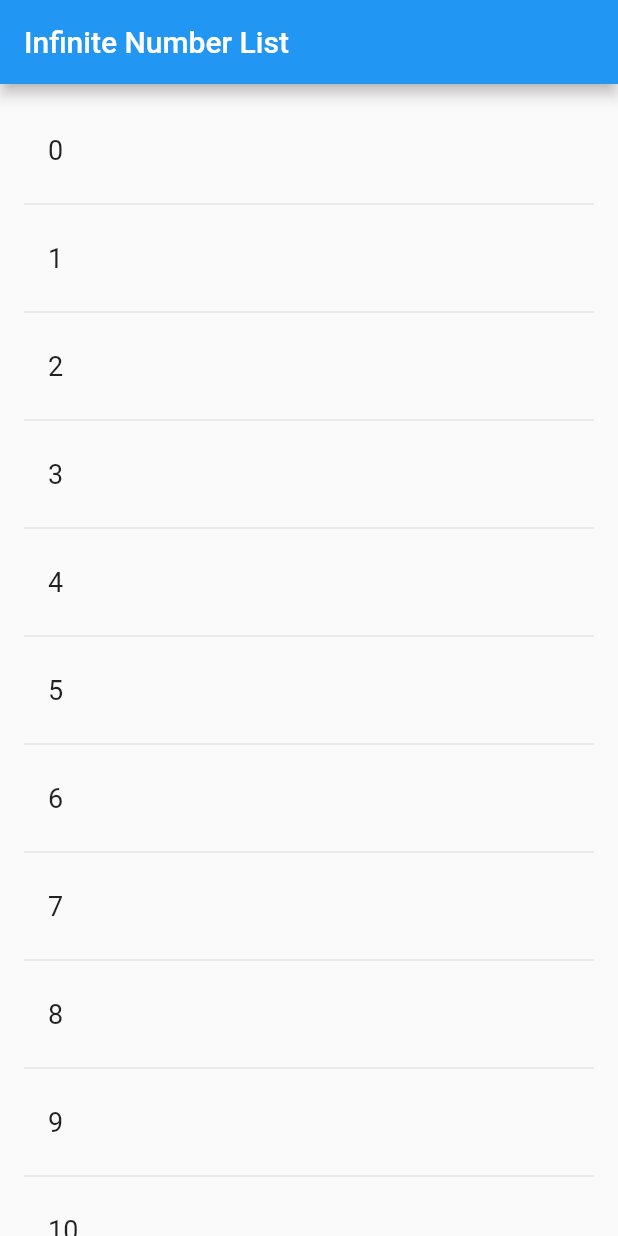
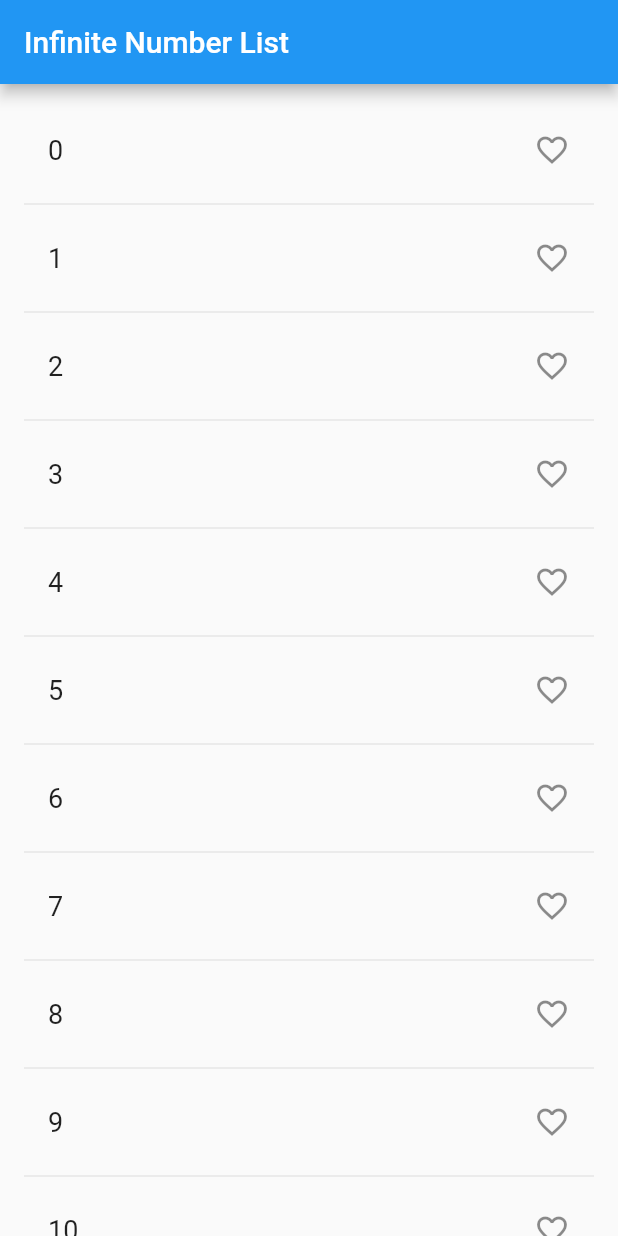
Before and after one commit to Andy-0414/flutter_first, a Flutter app: the screen it shows after launch, on a phone screen of 412 x 824 dp. Run offline on Flutter 3.47's test engine with Material 2 defaults, Android fonts, the phone set to English and light mode, and no system bars.

Commit message:
UPDATE heart

```diff
--- a/lib/main.dart
+++ b/lib/main.dart
@@ -12,10 +12,47 @@ class MyApp extends StatelessWidget {
   }
 }
 
+class RandomWords extends StatefulWidget { // StatefulWidget (상태 변경 가능)
+  @override
+  RandomWordsState createState() => new RandomWordsState(); // 이 위젯이 생성시 RandomWordsState를 불러옴
+}
 class RandomWordsState extends State<RandomWords> {
   final _suggestions = <int>[]; // WordPair (단어) 배열
+  final _saved = new Set<int>();
   final _biggerFont = const TextStyle(fontSize: 18.0); // 폰트 사이즈 선언
 
+  @override
+  Widget build(BuildContext context) {
+    return Scaffold(
+      appBar: AppBar(
+        title: Text('Infinite Number List'), // 앱바 타이틀
+      ),
+      body: _buildSuggestions(), // 리스트뷰 반환 함수
+    );
+  }
+  Widget _buildRow(int pair) { // 리스트 타일 생성 함수
+  final bool alreadySaved = _saved.contains(pair);
+    return ListTile(
+      title: Text( // 타이틀
+        pair.toString(),
+        style: _biggerFont,
+      ),
+      trailing: new Icon(   // Add the lines from here...
+        alreadySaved ? Icons.favorite : Icons.favorite_border,
+        color: alreadySaved ? Colors.red : null,
+      ),
+      onTap: (){
+        setState(() {
+          if(alreadySaved){
+            _saved.remove(pair);
+          }
+          else{
+            _saved.add(pair);
+          }
+        });
+      },
+    );
+  }
   Widget _buildSuggestions() {
     return ListView.builder(
         padding: const EdgeInsets.all(16.0), // 패딩
@@ -28,25 +65,4 @@ class RandomWordsState extends State<RandomWords> {
           return _buildRow(_suggestions[index]); // 리스트 타일 생성
         });
   }
-  Widget _buildRow(int pair) { // 리스트 타일 생성 함수
-    return ListTile(
-      title: Text( // 타이틀
-        pair.toString(),
-        style: _biggerFont,
-      ),
-    );
-  }
-  @override
-  Widget build(BuildContext context) {
-    return Scaffold(
-      appBar: AppBar(
-        title: Text('Infinite Number List'), // 앱바 타이틀
-      ),
-      body: _buildSuggestions(), // 리스트뷰 반환 함수
-    );
-  }
 }
-class RandomWords extends StatefulWidget { // StatefulWidget (상태 변경 가능)
-  @override
-  RandomWordsState createState() => new RandomWordsState(); // 이 위젯이 생성시 RandomWordsState를 불러옴
-}
```
